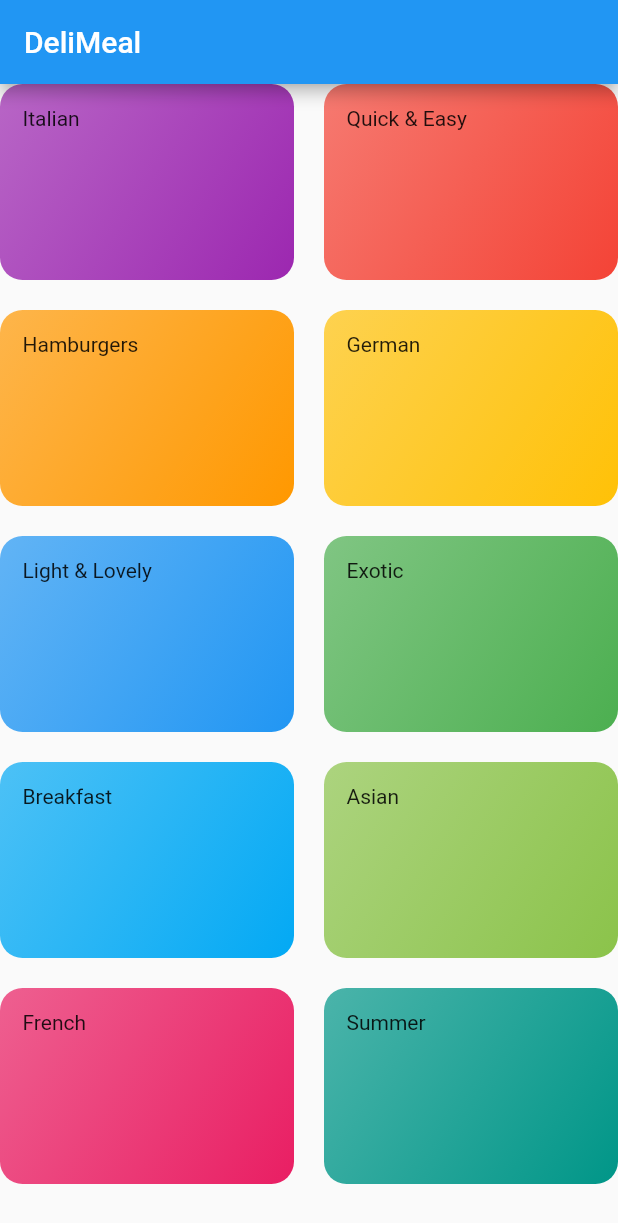
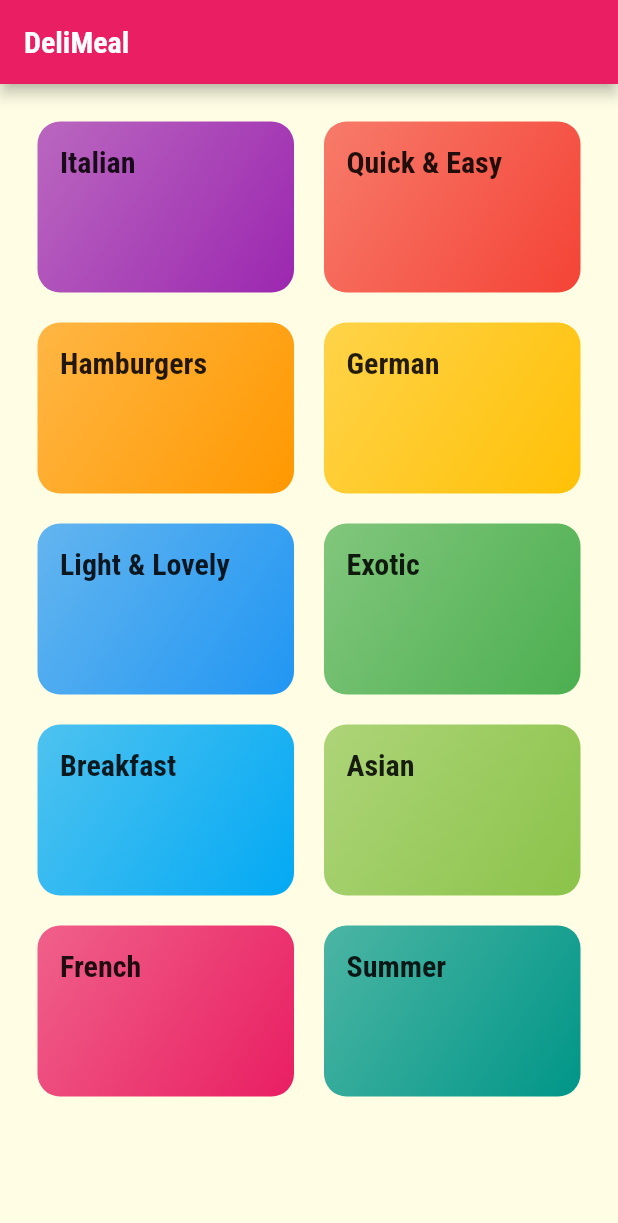
Before and after one commit to koorzenb/meals_app, a Flutter app: the screen it shows after launch, on a phone screen of 412 x 824 dp. Shown: the top 1223 px of the screen. Run offline on Flutter 3.47's test engine with Material 2 defaults, Android fonts, the phone set to English and light mode, and no system bars.

Commit message:
Styling & Theming

```diff
--- a/lib/categories_screen.dart
+++ b/lib/categories_screen.dart
@@ -11,6 +11,7 @@ class CategoriesScreen extends StatelessWidget {
         title: const Text("DeliMeal"),
       ),
       body: GridView(
+        padding: const EdgeInsets.all(25),
         gridDelegate: SliverGridDelegateWithMaxCrossAxisExtent(
             maxCrossAxisExtent: 200,
             childAspectRatio: 3 / 2,
--- a/lib/category_item.dart
+++ b/lib/category_item.dart
@@ -10,7 +10,7 @@ class CategoryItem extends StatelessWidget {
   Widget build(BuildContext context) {
     return Container(
       padding: const EdgeInsets.all(15),
-      child: Text(title),
+      child: Text(title, style: Theme.of(context).textTheme.titleLarge),
       decoration: BoxDecoration(
           gradient: LinearGradient(
               colors: [color.withOpacity(0.7), color],
--- a/lib/main.dart
+++ b/lib/main.dart
@@ -9,7 +9,22 @@ class MyApp extends StatelessWidget {
     return MaterialApp(
       title: 'DeliMeals',
       theme: ThemeData(
-        primarySwatch: Colors.blue,
+        colorScheme: ColorScheme.fromSwatch(primarySwatch: Colors.pink)
+            .copyWith(secondary: Colors.amber),
+        canvasColor: Color.fromRGBO(255, 254, 229, 1),
+        fontFamily: 'Raleway',
+        textTheme: ThemeData.light().textTheme.copyWith(
+            bodyText1: TextStyle(
+              color: Color.fromRGBO(20, 51, 51, 1),
+            ),
+            bodyText2: TextStyle(
+              color: Color.fromRGBO(20, 51, 51, 1),
+            ),
+            titleLarge: TextStyle(
+              fontSize: 20,
+              fontFamily: 'RobotoCondensed',
+              fontWeight: FontWeight.bold,
+            )),
       ),
       home: CategoriesScreen(),
     );
```
Also changed, not shown: pubspec.yaml (+24 -17 lines), lib/assets/fonts/Raleway-Black.ttf (added), lib/assets/fonts/Raleway-Bold.ttf (added), lib/assets/fonts/Raleway-Regular.ttf (added), lib/assets/fonts/RobotoCondensed-Bold.ttf (added), lib/assets/fonts/RobotoCondensed-Italic.ttf (added), lib/assets/fonts/RobotoCondensed-Light.ttf (added), lib/assets/fonts/RobotoCondensed-Regular.ttf (added), pubspec.lock.
